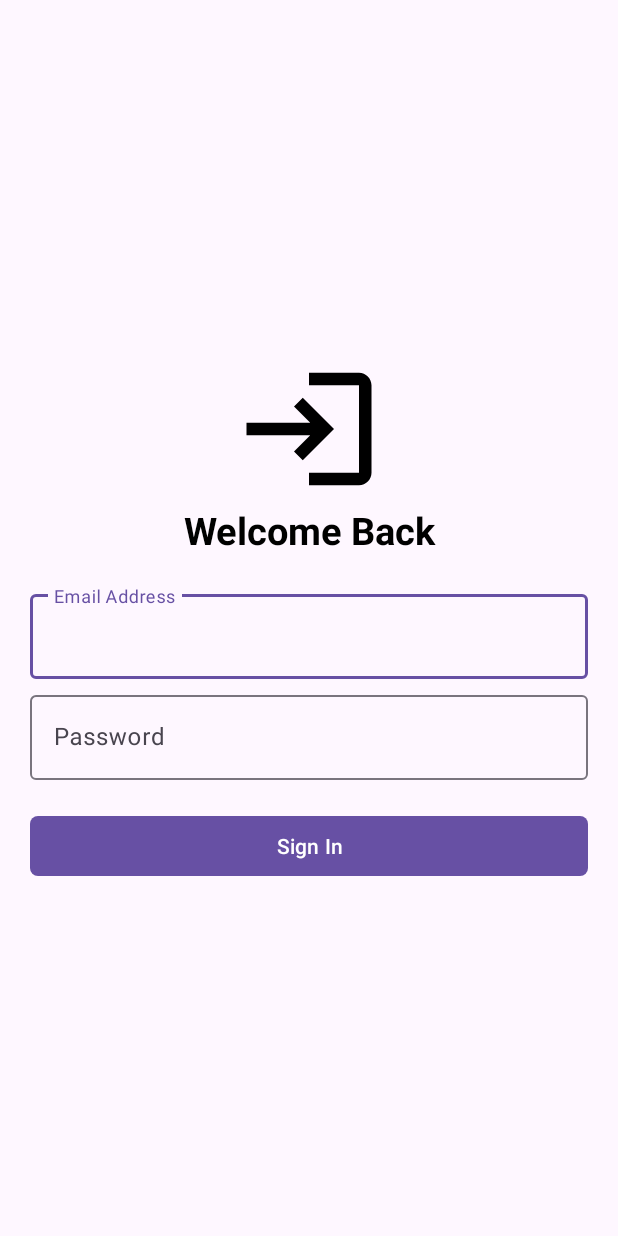
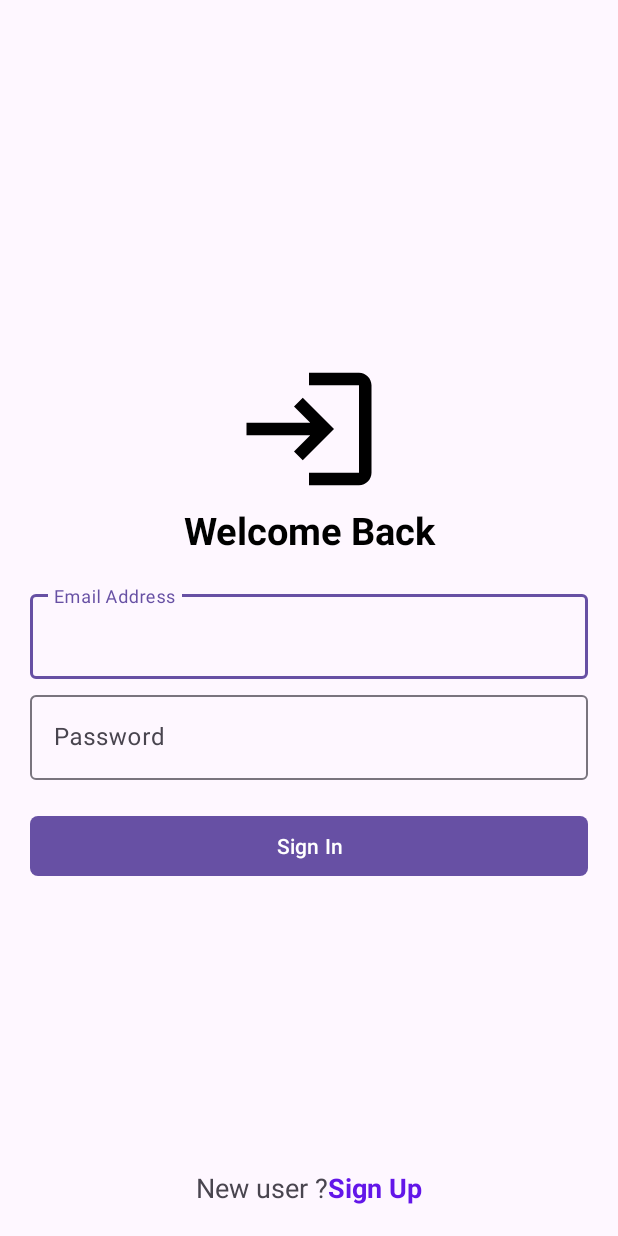
Before and after one commit to KELLSPING/MyChatRoomIII, an Android app: the screen it shows after launch once a user with an empty profile is signed in (LoginActivity), on a phone screen of 412 x 824 dp. Run offline under Robolectric (Android 15) with nearby library versions, the phone set to English and light mode, and no system bars; our stand-ins replace Firebase (no records; nobody signed in at launch, a user with empty details on screens opened directly).

```diff
--- a/app/src/main/java/com/example/mychatroomiii/LoginActivity.java
+++ b/app/src/main/java/com/example/mychatroomiii/LoginActivity.java
@@ -2,13 +2,26 @@ package com.example.mychatroomiii;
 
 import androidx.appcompat.app.AppCompatActivity;
 
+import android.content.Intent;
 import android.os.Bundle;
+import android.view.View;
+import android.widget.TextView;
 
 public class LoginActivity extends AppCompatActivity {
+
+    TextView etSignUp;
 
     @Override
     protected void onCreate(Bundle savedInstanceState) {
         super.onCreate(savedInstanceState);
         setContentView(R.layout.activity_login);
+
+        etSignUp = findViewById(R.id.tvSignUp);
+        etSignUp.setOnClickListener(new View.OnClickListener() {
+            @Override
+            public void onClick(View v) {
+                startActivity(new Intent(LoginActivity.this, RegisterActivity.class));
+            }
+        });
     }
 }
--- a/app/src/main/res/layout/activity_login.xml
+++ b/app/src/main/res/layout/activity_login.xml
@@ -62,4 +62,28 @@
 
     </LinearLayout>
 
+    <LinearLayout
+        android:layout_width="match_parent"
+        android:layout_height="wrap_content"
+        android:layout_alignParentBottom="true"
+        android:gravity="center"
+        android:layout_marginBottom="20dp">
+
+        <TextView
+            android:layout_width="wrap_content"
+            android:layout_height="wrap_content"
+            android:text="@string/new_user"
+            android:textSize="18sp"/>
+
+        <TextView
+            android:id="@+id/tvSignUp"
+            android:layout_width="wrap_content"
+            android:layout_height="wrap_content"
+            android:text="@string/sign_up"
+            android:textColor="@color/primary_purple"
+            android:textSize="18sp"
+            android:textStyle="bold"/>
+
+    </LinearLayout>
+
 </RelativeLayout>
--- a/app/src/main/res/values/strings.xml
+++ b/app/src/main/res/values/strings.xml
@@ -5,4 +5,6 @@
     <string name="email_address">Email Address</string>
     <string name="password">Password</string>
     <string name="sign_in">Sign In</string>
+    <string name="new_user">New user ?</string>
+    <string name="sign_up">Sign Up</string>
 </resources>
```
